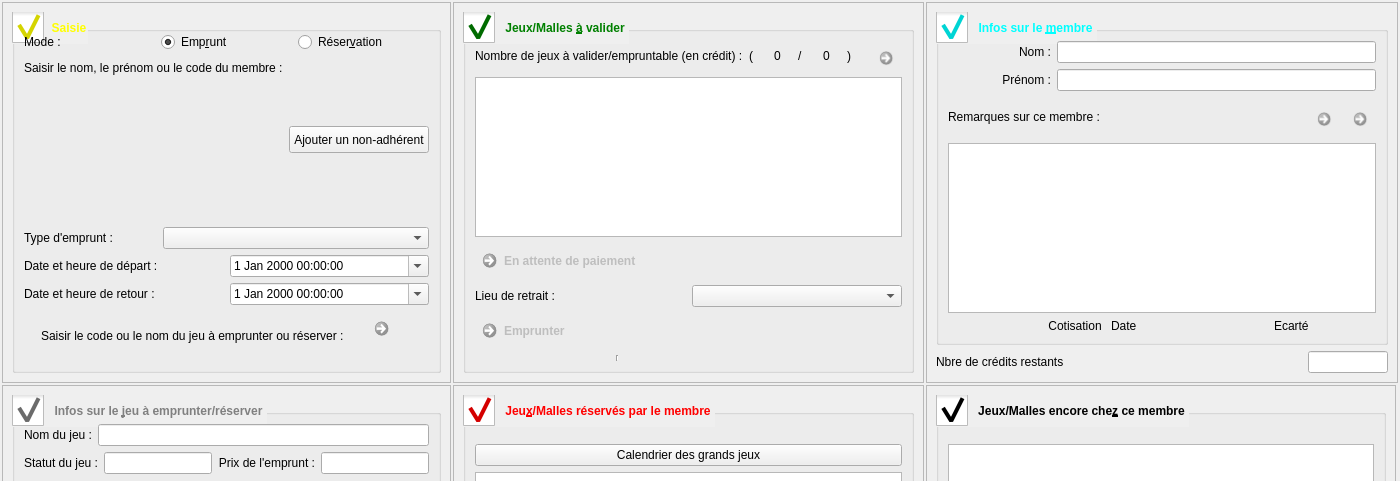
This is f_emprunt.ui in nivhg/ludopen as Qt 5 draws it before an edit; both pictures show x 0 to 1400 and y 0 to 481 of the 1400 by 768 pixel window. The edited form follows.
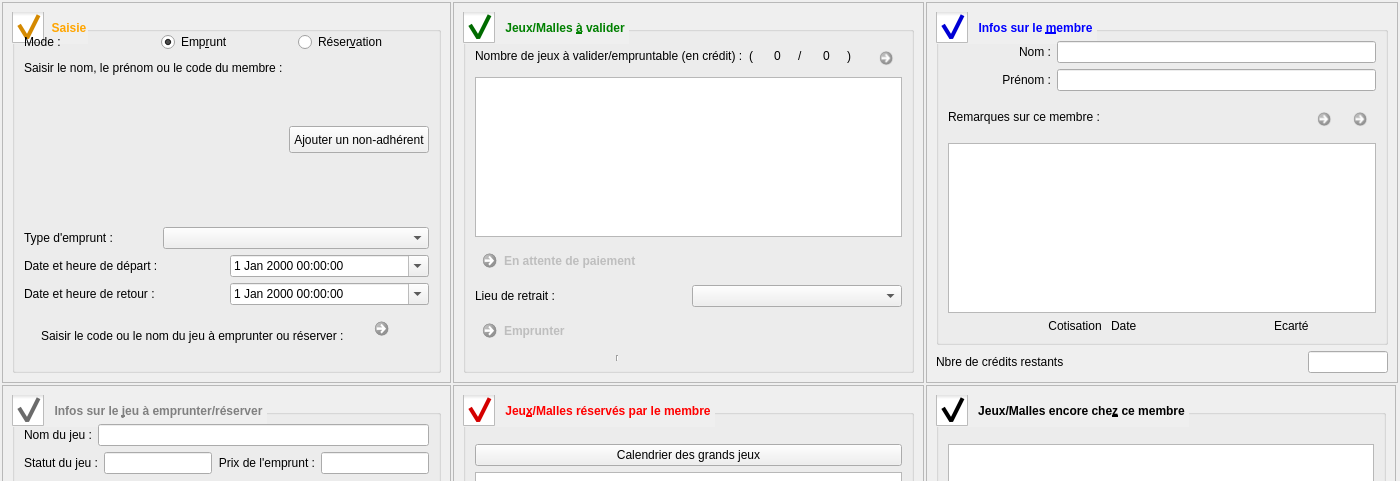
This is the edited form. Icons and pictures are not drawn.

Diff of the .ui file:
```diff
--- a/f_emprunt.ui
+++ b/f_emprunt.ui
@@ -501,7 +501,7 @@
          </font>
         </property>
         <property name="styleSheet">
-         <string notr="true">QGroupBox  {color: yellow;}
+         <string notr="true">QGroupBox  {color: orange;}
 QGroupBox::indicator {
     width: 32px;
     height: 32px;
@@ -862,7 +862,7 @@
          </font>
         </property>
         <property name="styleSheet">
-         <string notr="true">QGroupBox  {color: cyan ;}
+         <string notr="true">QGroupBox  {color: blue ;}
 QGroupBox::indicator {
     width: 32px;
     height: 32px;
```
